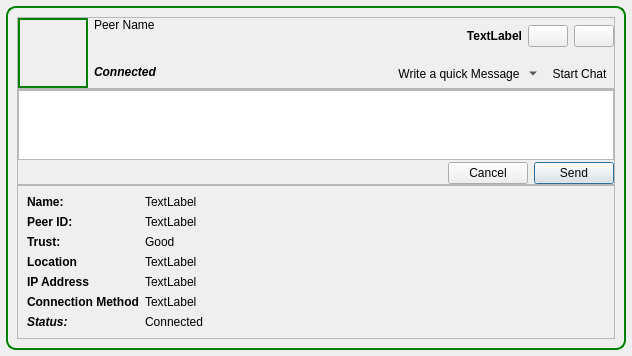
Old version of the form retroshare-gui/src/gui/feeds/PeerItem.ui in the repository RetroShare/RetroShare.
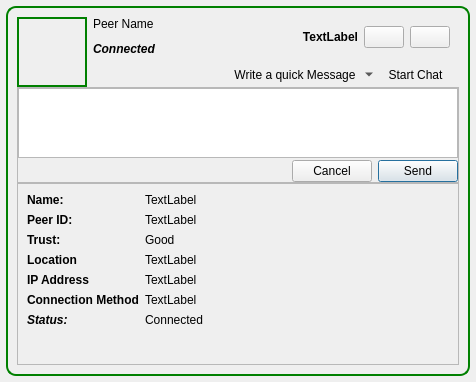
New version of the form. Icons and pictures are not drawn.

Commit message: fixed the layout for the PeerItem for better resize

```diff
--- a/retroshare-gui/src/gui/feeds/PeerItem.ui
+++ b/retroshare-gui/src/gui/feeds/PeerItem.ui
@@ -6,8 +6,8 @@
    <rect>
     <x>0</x>
     <y>0</y>
-    <width>632</width>
-    <height>354</height>
+    <width>476</width>
+    <height>382</height>
    </rect>
   </property>
   <property name="windowTitle">
@@ -43,6 +43,9 @@
       </property>
       <item row="0" column="0">
        <widget class="QFrame" name="frame_2">
+        <property name="styleSheet">
+         <string notr="true">QFrame#frame_2{border: transparent}</string>
+        </property>
         <property name="frameShape">
          <enum>QFrame::StyledPanel</enum>
         </property>
@@ -50,11 +53,15 @@
          <enum>QFrame::Raised</enum>
         </property>
         <layout class="QGridLayout" name="gridLayout_4">
-         <property name="margin">
+         <property name="leftMargin">
           <number>0</number>
          </property>
-         <item row="0" column="0" rowspan="2">
-          <layout class="QGridLayout" name="gridLayout">
+         <property name="topMargin">
+          <number>0</number>
+         </property>
+         <property name="bottomMargin">
+          <number>0</number>
+         </property>
            <item row="0" column="0" rowspan="2">
             <widget class="QLabel" name="avatar_label">
              <property name="minimumSize">
@@ -87,6 +94,8 @@
             </widget>
            </item>
            <item row="0" column="1">
+          <layout class="QGridLayout" name="gridLayout">
+           <item row="0" column="0">
             <widget class="QLabel" name="peernameLabel">
              <property name="styleSheet">
               <string notr="true"/>
@@ -99,7 +108,7 @@
              </property>
             </widget>
            </item>
-           <item row="1" column="1">
+           <item row="1" column="0">
             <widget class="QLabel" name="titleLabel">
              <property name="sizePolicy">
               <sizepolicy hsizetype="Minimum" vsizetype="Minimum">
@@ -124,7 +133,7 @@
            </item>
           </layout>
          </item>
-         <item row="0" column="1">
+         <item row="0" column="2">
           <layout class="QHBoxLayout" name="horizontalLayout_2">
            <item>
             <spacer name="horizontalSpacer">
@@ -203,7 +212,7 @@
            </item>
           </layout>
          </item>
-         <item row="1" column="1">
+         <item row="1" column="1" colspan="2">
           <layout class="QHBoxLayout" name="horizontalLayout_3">
            <item>
             <spacer>
@@ -341,6 +350,19 @@
          <enum>QFrame::Raised</enum>
         </property>
         <layout class="QGridLayout" name="gridLayout_2">
+         <item row="1" column="0">
+          <spacer name="verticalSpacer">
+           <property name="orientation">
+            <enum>Qt::Vertical</enum>
+           </property>
+           <property name="sizeHint" stdset="0">
+            <size>
+             <width>200</width>
+             <height>78</height>
+            </size>
+           </property>
+          </spacer>
+         </item>
          <item row="0" column="0">
           <layout class="QHBoxLayout" name="horizontalLayout">
            <item>
@@ -536,19 +558,6 @@
            </item>
           </layout>
          </item>
-         <item row="1" column="0">
-          <spacer name="verticalSpacer">
-           <property name="orientation">
-            <enum>Qt::Vertical</enum>
-           </property>
-           <property name="sizeHint" stdset="0">
-            <size>
-             <width>578</width>
-             <height>78</height>
-            </size>
-           </property>
-          </spacer>
-         </item>
         </layout>
        </widget>
       </item>
```
Left out of the diff: 43 changed lines with no effect on the pictures. Lines whose indentation alone changed are shown as unchanged.
